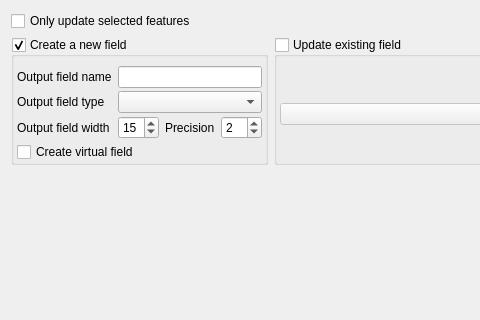
Before: the Qt Designer form src/ui/qgsfieldcalculatorbase.ui in carsmie/QGIS, drawn with Qt 5; both pictures show x 0 to 480 and y 0 to 320 of the 681 by 624 pixel window.
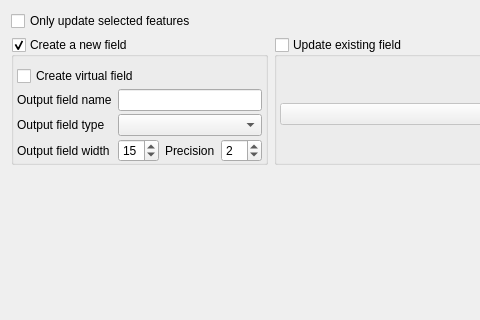
After: the same form once the commit is applied. Custom widgets are drawn as their Qt base class.

Commit message:
Field calculator: Move virtual field to the top.
Followup a599ef1

```diff
--- a/src/ui/qgsfieldcalculatorbase.ui
+++ b/src/ui/qgsfieldcalculatorbase.ui
@@ -161,24 +161,14 @@
       <property name="verticalSpacing">
        <number>3</number>
       </property>
-      <item row="3" column="0">
-       <widget class="QLabel" name="mOutputFieldTypeLabel">
-        <property name="text">
-         <string>Output field type</string>
-        </property>
-        <property name="buddy">
-         <cstring>mOutputFieldTypeComboBox</cstring>
-        </property>
-       </widget>
-      </item>
-      <item row="4" column="3">
+      <item row="5" column="3">
        <widget class="QSpinBox" name="mOutputFieldPrecisionSpinBox">
         <property name="value">
          <number>2</number>
         </property>
        </widget>
       </item>
-      <item row="2" column="0">
+      <item row="3" column="0">
        <widget class="QLabel" name="mFieldNameLabel">
         <property name="text">
          <string>Output field name</string>
@@ -188,17 +178,20 @@
         </property>
        </widget>
       </item>
-      <item row="4" column="2">
-       <widget class="QLabel" name="mOutputFieldPrecisionLabel">
+      <item row="5" column="0">
+       <widget class="QLabel" name="mOutputFieldWidthLabel">
         <property name="text">
-         <string>Precision</string>
+         <string>Output field width</string>
         </property>
         <property name="buddy">
          <cstring>mOutputFieldPrecisionSpinBox</cstring>
         </property>
        </widget>
       </item>
-      <item row="4" column="1">
+      <item row="4" column="1" colspan="3">
+       <widget class="QComboBox" name="mOutputFieldTypeComboBox"/>
+      </item>
+      <item row="5" column="1">
        <widget class="QSpinBox" name="mOutputFieldWidthSpinBox">
         <property name="toolTip">
          <string>Width of complete output. For example 123,456 means 6 as field width.</string>
@@ -211,23 +204,30 @@
         </property>
        </widget>
       </item>
-      <item row="4" column="0">
-       <widget class="QLabel" name="mOutputFieldWidthLabel">
-        <property name="text">
-         <string>Output field width</string>
-        </property>
-        <property name="buddy">
-         <cstring>mOutputFieldWidthSpinBox</cstring>
-        </property>
-       </widget>
-      </item>
       <item row="3" column="1" colspan="3">
-       <widget class="QComboBox" name="mOutputFieldTypeComboBox"/>
-      </item>
-      <item row="2" column="1" colspan="3">
        <widget class="QLineEdit" name="mOutputFieldNameLineEdit"/>
       </item>
-      <item row="5" column="0" colspan="4">
+      <item row="4" column="0">
+       <widget class="QLabel" name="mOutputFieldTypeLabel">
+        <property name="text">
+         <string>Output field type</string>
+        </property>
+        <property name="buddy">
+         <cstring>mOutputFieldTypeComboBox</cstring>
+        </property>
+       </widget>
+      </item>
+      <item row="5" column="2">
+       <widget class="QLabel" name="mOutputFieldPrecisionLabel">
+        <property name="text">
+         <string>Precision</string>
+        </property>
+        <property name="buddy">
+         <cstring>mOutputFieldPrecisionSpinBox</cstring>
+        </property>
+       </widget>
+      </item>
+      <item row="2" column="0" colspan="4">
        <widget class="QCheckBox" name="mCreateVirtualFieldCheckbox">
         <property name="toolTip">
          <string>A virtual field will be recalculated every time it is used and will not be saved in the data provider but in the project.</string>
```
Left out of the diff: 4 changed lines with no effect on the pictures.
